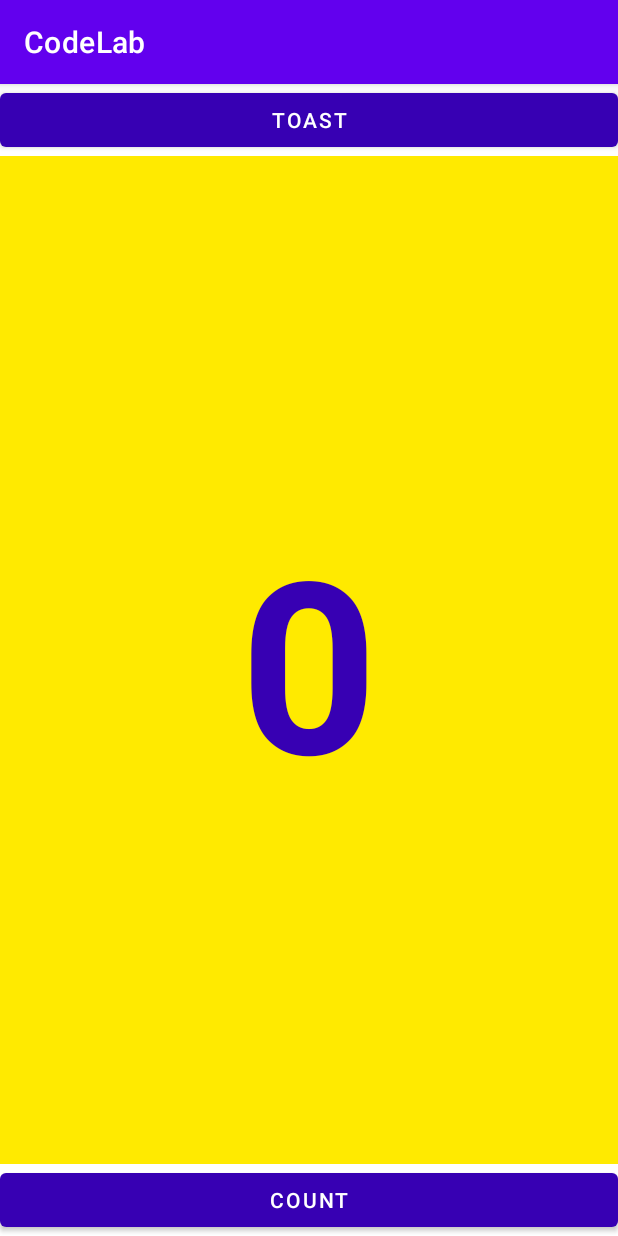
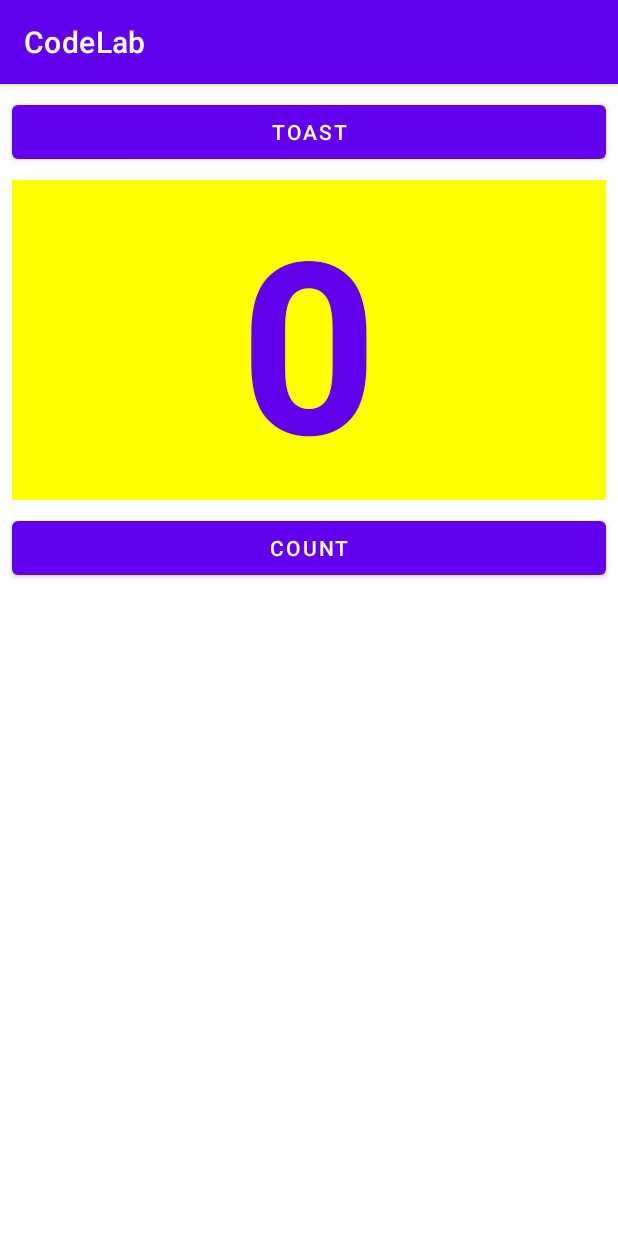
Before and after one commit to patelsneh18/CodeLab, an Android app: the screen it shows after launch (MainActivity), on a phone screen of 412 x 824 dp. Run offline under Robolectric (Android 15) with nearby library versions, the phone set to English and light mode, and no system bars.

Commit message:
Added Comments

```diff
--- a/app/src/main/res/layout/activity_main.xml
+++ b/app/src/main/res/layout/activity_main.xml
@@ -1,47 +1,53 @@
 <?xml version="1.0" encoding="utf-8"?>
-<androidx.constraintlayout.widget.ConstraintLayout xmlns:android="http://schemas.android.com/apk/res/android"
+<RelativeLayout xmlns:android="http://schemas.android.com/apk/res/android"
     xmlns:app="http://schemas.android.com/apk/res-auto"
     xmlns:tools="http://schemas.android.com/tools"
     android:layout_width="match_parent"
     android:layout_height="match_parent"
     tools:context=".MainActivity">
 
+    <!--    TextView to Show Counter Value    -->
+    <Button
+        android:id="@+id/button_toast"
+        android:layout_width="match_parent"
+        android:layout_height="wrap_content"
+        android:layout_marginStart="8dp"
+        android:layout_marginTop="8dp"
+        android:layout_marginEnd="8dp"
+        android:onClick="showToast"
+        android:text="@string/toast" />
+
+    <!-- Shows Hello Toast -->
     <TextView
         android:id="@+id/show_count"
-        android:layout_width="0dp"
-        android:layout_height="0dp"
-        android:background="#FFEA00"
-        android:gravity="center"
+        android:layout_width="match_parent"
+        android:layout_height="wrap_content"
+        android:layout_marginStart="8dp"
+        android:layout_marginTop="8dp"
+        android:layout_marginEnd="8dp"
+        android:layout_marginBottom="8dp"
+        android:background="#FFFF00"
+        android:gravity="center_horizontal|center_vertical"
         android:text="@string/countstr"
-        android:textColor="@color/purple_700"
+        android:textColor="@color/design_default_color_primary"
         android:textSize="160sp"
         android:textStyle="bold"
-        app:layout_constraintBottom_toTopOf="@+id/button_count"
-        app:layout_constraintEnd_toEndOf="parent"
-        app:layout_constraintStart_toStartOf="parent"
-        app:layout_constraintTop_toBottomOf="@+id/button_toast" />
+        android:layout_below="@+id/button_toast"
+        android:layout_alignParentLeft="true"
+        android:layout_alignParentStart="true"/>
 
-    <Button
-        android:id="@+id/button_toast"
-        android:layout_width="0dp"
-        android:layout_height="wrap_content"
-        android:onClick="showToast"
-        android:text="@string/toast"
-        app:backgroundTint="@color/purple_700"
-        app:layout_constraintEnd_toEndOf="parent"
-        app:layout_constraintStart_toStartOf="parent"
-        app:layout_constraintTop_toTopOf="parent" />
-
+    <!-- Button to increase counter by 1 -->
     <Button
         android:id="@+id/button_count"
-        android:layout_width="0dp"
+        android:layout_width="match_parent"
         android:layout_height="wrap_content"
+        android:layout_below="@+id/show_count"
+        android:layout_centerHorizontal="true"
+        android:layout_marginStart="8dp"
+        android:layout_marginEnd="8dp"
+        android:layout_marginBottom="8dp"
         android:onClick="countUp"
         android:text="@string/count"
-        app:backgroundTint="@color/purple_700"
-        app:layout_constraintBottom_toBottomOf="parent"
-        app:layout_constraintEnd_toEndOf="parent"
-        app:layout_constraintHorizontal_bias="0.0"
-        app:layout_constraintStart_toStartOf="parent" />
+        />
 
-</androidx.constraintlayout.widget.ConstraintLayout>
+</RelativeLayout>
```
